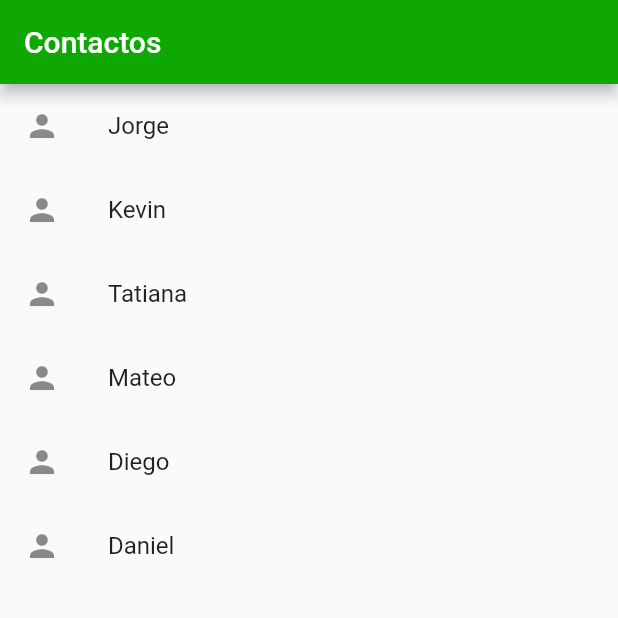
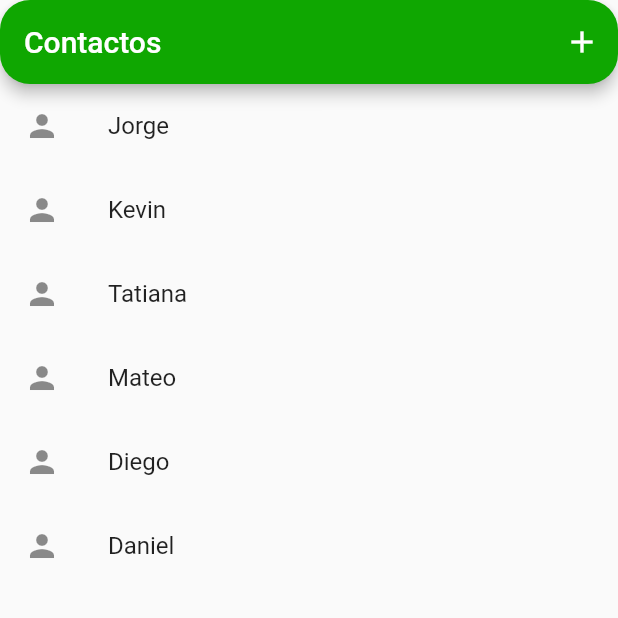
Before and after one commit to soyyjorgito/flutterapp, a Flutter app: the screen it shows after launch, on a phone screen of 412 x 824 dp, the top half of it. Run offline on Flutter 3.47's test engine with Material 2 defaults, Android fonts, the phone set to English and light mode, and no system bars.

```diff
--- a/lib/main.dart
+++ b/lib/main.dart
@@ -8,7 +8,7 @@ class MyApp extends StatelessWidget {
   @override
   Widget build(BuildContext context) {
     return MaterialApp(
-      title: 'Among Us',
+      title: 'Contactos',
       home: MyHomePage(),
     );
   }
@@ -43,7 +43,11 @@ class MyHomePage extends StatelessWidget {
     return Scaffold(
       appBar: AppBar(
         title: const Text('Contactos'),
-        backgroundColor: Color.fromARGB(255, 15, 167, 1),
+        actions: const <Widget>[
+          IconButton(onPressed: _add, icon: Icon(Icons.add))
+        ],
+        shape: RoundedRectangleBorder(borderRadius: BorderRadius.circular(20)),
+        backgroundColor: const Color.fromARGB(255, 15, 167, 1),
       ),
       body: ListView.builder(
         itemCount: names.length,
@@ -51,7 +55,7 @@ class MyHomePage extends StatelessWidget {
           final name = names[index];
           return ListTile(
             title: Text(name),
-            leading: Icon(Icons.person),
+            leading: const Icon(Icons.person),
             onTap: ()
             {
               print(name);
@@ -62,3 +66,8 @@ class MyHomePage extends StatelessWidget {
     );
   }
 }
+
+void _add()
+{
+
+}
```
